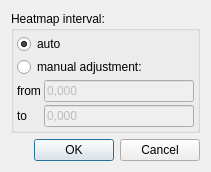
Old version of the form itomWidgets/ui/dialogHeatmapConfiguration.ui in the repository itom-project/itom.
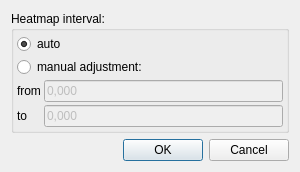
New version of the form.

```diff
--- a/itomWidgets/ui/dialogHeatmapConfiguration.ui
+++ b/itomWidgets/ui/dialogHeatmapConfiguration.ui
@@ -6,7 +6,7 @@
    <rect>
     <x>0</x>
     <y>0</y>
-    <width>211</width>
+    <width>300</width>
     <height>156</height>
    </rect>
   </property>
```
